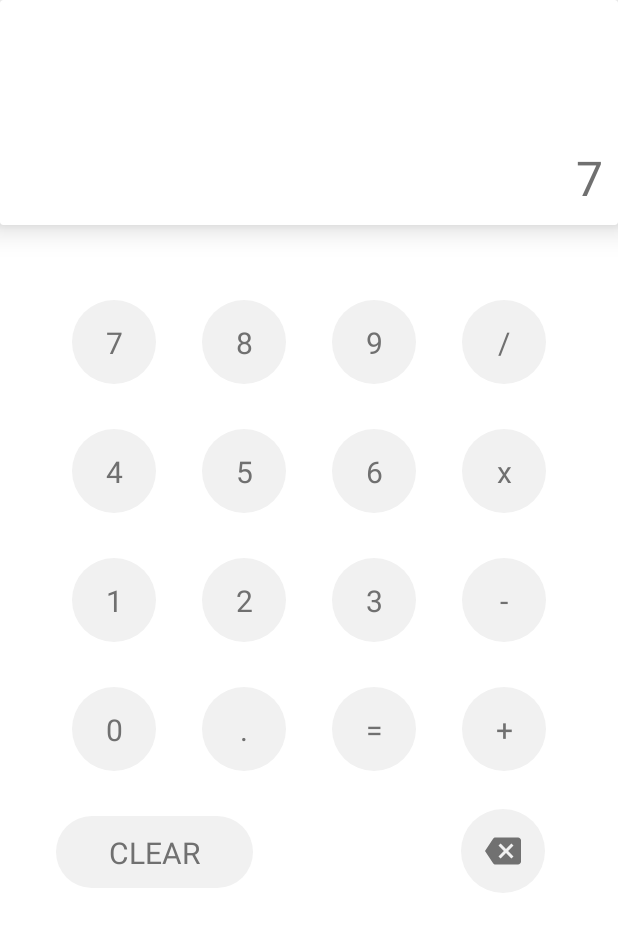
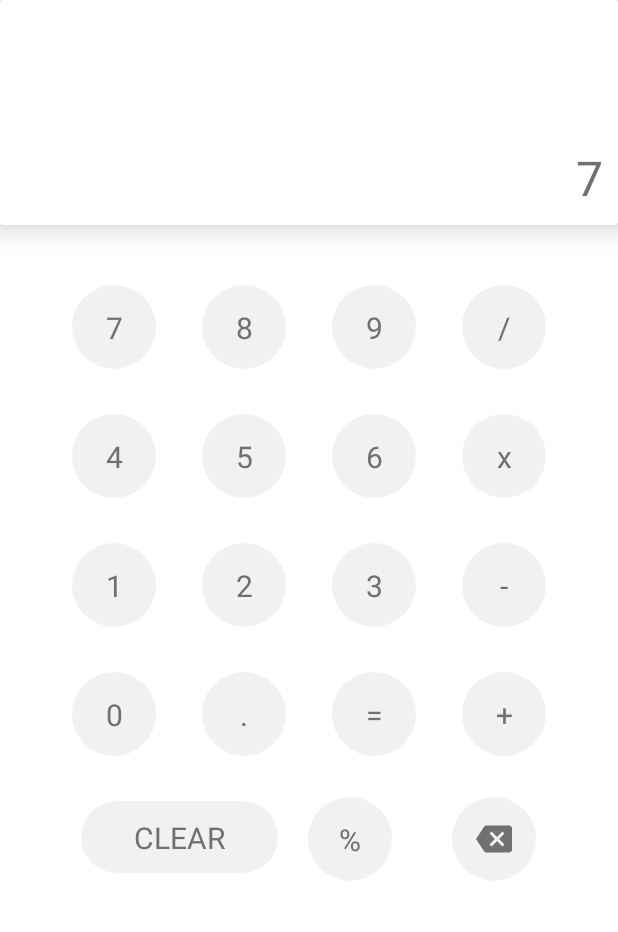
Before and after one commit to dhelarius/ItlaCalc, an Android app: the screen it shows after launch (MainActivity), after a tap on an icon or button, on a phone screen of 412 x 824 dp. Shown: the top 932 px of the screen. Run offline under Robolectric (Android 15) with nearby library versions, the phone set to English and light mode, and no system bars; Roboto replaces fonts that are not available here.

Commit message:
implement the percentage button

```diff
--- a/app/src/main/java/com/itla/itlacalc/MainActivity.java
+++ b/app/src/main/java/com/itla/itlacalc/MainActivity.java
@@ -65,6 +65,7 @@ public class MainActivity extends AppCompatActivity {
         clickableViews.add(findViewById(R.id.ibMinus));
         clickableViews.add(findViewById(R.id.ibPlus));
         clickableViews.add(findViewById(R.id.ibClear));
+        clickableViews.add(findViewById(R.id.ibPercent));
         clickableViews.add(findViewById(R.id.ibBack));
 
         for(View item : clickableViews){
@@ -95,6 +96,7 @@ public class MainActivity extends AppCompatActivity {
             case R.id.ibDiv: buildExpr((getString(R.string.div_sign))); break;
             case R.id.ibMulti: buildExpr((getString(R.string.multi_sign))); break;
             case R.id.ibMinus: buildExpr((getString(R.string.minus_sign))); break;
+            case R.id.ibPercent: buildExpr((getString(R.string.percent_sign))); break;
             case R.id.ibPlus: buildExpr((getString(R.string.plus_sign))); break;
             case R.id.ibClear: clearAll(); break;
             case R.id.ibBack: delete(); break;
@@ -104,6 +106,20 @@ public class MainActivity extends AppCompatActivity {
     }
 
     private void buildExpr(String value){
+
+        if(value.equals("%") && (tvExpression.getText().toString().contains("/") ||
+                tvExpression.getText().toString().contains("x") ||
+                tvExpression.getText().toString().contains("+") ||
+                tvExpression.getText().toString().contains("%"))) {
+            return;
+        }
+
+        if(tvExpression.getText().toString().contains("%") && (value.equals("/") ||
+                                   value.equals("x") ||
+                                   value.equals("+"))) {
+            return;
+        }
+
         expressionBuilder.append(value);
         tvExpression.setText(expressionBuilder.toString());
     }
--- a/app/src/main/java/com/itla/itlacalc/Operation.java
+++ b/app/src/main/java/com/itla/itlacalc/Operation.java
@@ -15,6 +15,9 @@ class Operation {
     private Number getResult(String expression){
         if(expression.contains("x"))
             expression = expression.replace("x", "*");
+
+        if(expression.contains("%"))
+            expression = expression.replace("%", "*") + "/100";
 
         ScriptEngineManager manager = new ScriptEngineManager();
         ScriptEngine engine = manager.getEngineByName("rhino");
--- a/app/src/main/res/layout/activity_main.xml
+++ b/app/src/main/res/layout/activity_main.xml
@@ -11,7 +11,7 @@
         android:id="@+id/ibNumberSeven"
         style="@style/buttonStyle"
         android:layout_marginStart="37dp"
-        android:layout_marginTop="@dimen/spacing_50dp"
+        android:layout_marginTop="40dp"
         app:layout_constraintEnd_toStartOf="@+id/ibNumberEight"
         app:layout_constraintHorizontal_bias="0.5"
         app:layout_constraintStart_toStartOf="parent"
@@ -178,23 +178,33 @@
         android:id="@+id/ibClear"
         android:layout_width="@dimen/size_131dp"
         android:layout_height="@dimen/size_48dp"
-        android:layout_marginStart="37dp"
         android:layout_marginTop="30dp"
         android:background="@drawable/clear_button_ripple"
-        app:layout_constraintStart_toStartOf="parent"
+        app:layout_constraintEnd_toEndOf="@+id/ibDot"
+        app:layout_constraintStart_toStartOf="@+id/ibNumberZero"
         app:layout_constraintTop_toBottomOf="@+id/ibNumberZero" />
+
+    <ImageButton
+        android:id="@+id/ibPercent"
+        style="@style/buttonStyle"
+        android:layout_marginStart="20dp"
+        app:layout_constraintBottom_toBottomOf="@+id/textView7"
+        app:layout_constraintStart_toEndOf="@+id/ibClear"
+        app:layout_constraintTop_toTopOf="@+id/textView7"
+        app:layout_constraintVertical_bias="0.482" />
 
     <ImageButton
         android:id="@+id/ibBack"
         style="@style/buttonStyle"
+        android:layout_marginStart="20dp"
         android:layout_marginEnd="37dp"
         android:src="@drawable/ic_backspace"
-        app:layout_constraintBottom_toBottomOf="@+id/ibClear"
+        app:layout_constraintBottom_toBottomOf="@+id/ibPercent"
         app:layout_constraintEnd_toEndOf="parent"
-        app:layout_constraintHorizontal_bias="0.923"
-        app:layout_constraintStart_toEndOf="@+id/ibClear"
-        app:layout_constraintTop_toTopOf="@+id/ibClear"
-        app:layout_constraintVertical_bias="0.655" />
+        app:layout_constraintHorizontal_bias="0.545"
+        app:layout_constraintStart_toEndOf="@+id/ibPercent"
+        app:layout_constraintTop_toTopOf="@+id/ibPercent"
+        app:layout_constraintVertical_bias="0.0" />
 
     <TextView
         android:id="@+id/textView3"
@@ -414,5 +424,17 @@
 
     </androidx.cardview.widget.CardView>
 
+    <TextView
+        android:id="@+id/textView18"
+        style="@style/text_button_style"
+        android:layout_width="wrap_content"
+        android:layout_height="wrap_content"
+        android:text="@string/percent_sign"
+        android:textAlignment="center"
+        app:layout_constraintBottom_toBottomOf="@+id/ibPercent"
+        app:layout_constraintEnd_toEndOf="@+id/ibPercent"
+        app:layout_constraintStart_toStartOf="@+id/ibPercent"
+        app:layout_constraintTop_toTopOf="@+id/ibPercent" />
+
 
 </androidx.constraintlayout.widget.ConstraintLayout>
--- a/app/src/main/res/values/strings.xml
+++ b/app/src/main/res/values/strings.xml
@@ -17,4 +17,5 @@
     <string name="multi_sign">x</string>
     <string name="minus_sign">-</string>
     <string name="plus_sign">+</string>
+    <string name="percent_sign">%</string>
 </resources>
```
